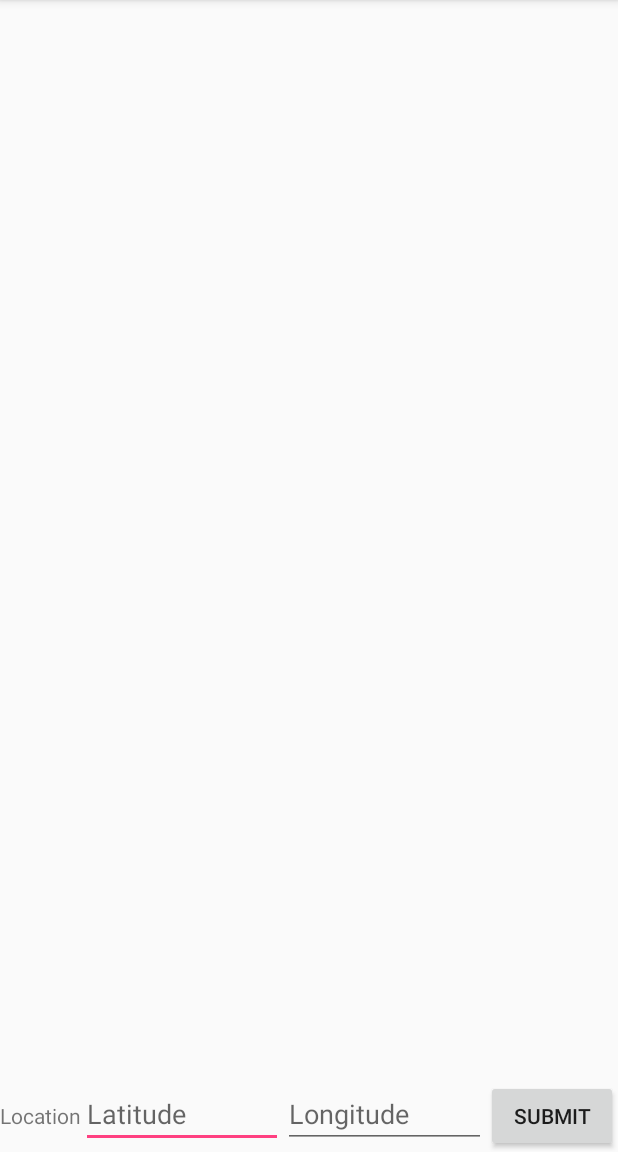
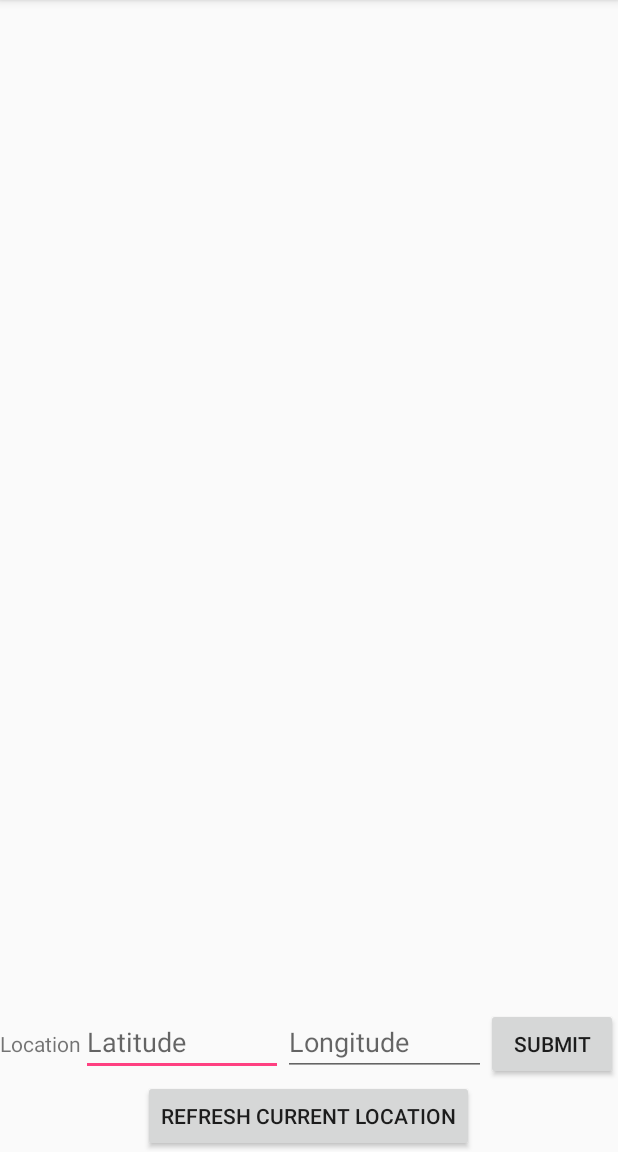
Before and after one commit to correct-horse-battery-staple/cs342, an Android app: the fragment InputFragment shown on its own in the app's theme, on a phone screen of 412 x 824 dp, the part 84-1236 px from its top. Run offline under Robolectric (Android 15) with nearby library versions, the phone set to English and light mode, and no system bars.

Commit message:
Successfully implemented refreshing current location call using Google API Added button that does that
In progress:
add pathing service

```diff
--- /dev/null
+++ b/MyAmherstKevin/app/src/debug/res/values/google_maps_api.xml
@@ -0,0 +1,5 @@
+<resources>
+    <string name="google_maps_key" templateMergeStrategy="preserve" translatable="false">
+        AIzaSyDiURSUkHNFP1f3kk2ApYXLwmMD1gCP3Kk
+    </string>
+</resources>
--- a/MyAmherstKevin/app/src/main/res/layout/fragment_input.xml
+++ b/MyAmherstKevin/app/src/main/res/layout/fragment_input.xml
@@ -2,10 +2,14 @@
 <LinearLayout xmlns:android="http://schemas.android.com/apk/res/android"
     android:layout_width="match_parent"
     android:layout_height="wrap_content"
-    android:orientation="horizontal"
+    android:orientation="vertical"
     android:layout_gravity="bottom"
     android:backgroundTint="@android:color/darker_gray"
     android:alpha="1">
+    <LinearLayout
+        android:layout_width="match_parent"
+        android:layout_height="wrap_content"
+        android:orientation="horizontal">
         <TextView
             android:layout_width="wrap_content"
             android:layout_height="wrap_content"
@@ -31,3 +35,10 @@
             android:text="Submit"
             android:onClick="newMarker"/>
     </LinearLayout>
+    <Button
+        android:layout_width="wrap_content"
+        android:layout_height="wrap_content"
+        android:layout_gravity="center_horizontal"
+        android:text="Refresh current location"
+        android:onClick="refresh"/>
+</LinearLayout>
```
Also changed, not shown: MyAmherstKevin/app/src/main/java/com/example/myamherstkevin/MapsActivity.java (added, +152 -0 lines), MyAmherstKevin/app/src/main/res/layout/activity_maps.xml (added, +9 -0 lines), 1 other file. Lines whose indentation alone changed are shown as unchanged.
